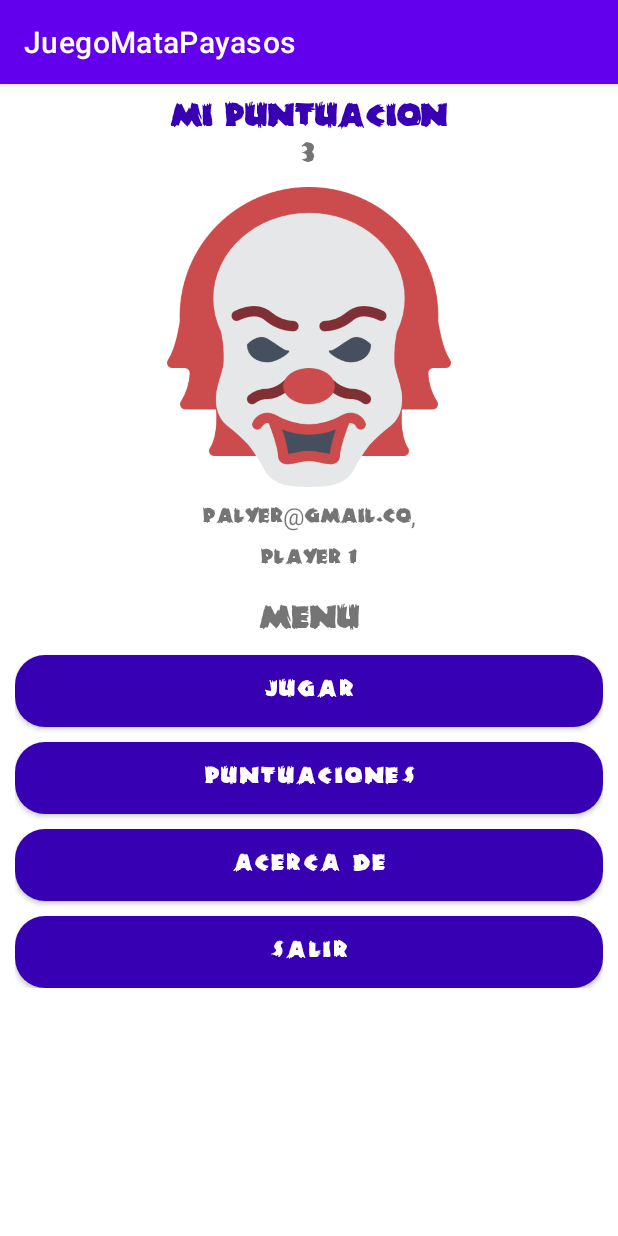
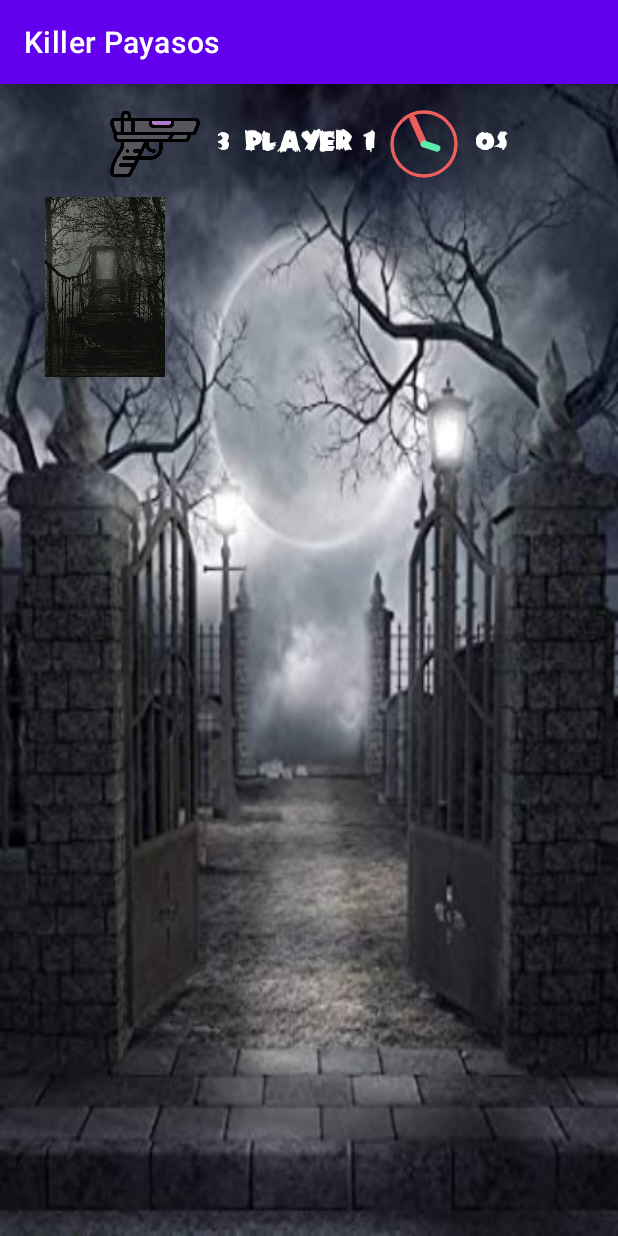
Before and after one commit to RonnyChamba/Juego-Payasos, an Android app: the screen it shows after launch once a user with an empty profile is signed in (Menu before the commit, EscenarioJuego after it), after a tap on "JUGAR", on a phone screen of 412 x 824 dp. Run offline under Robolectric (Android 15) with nearby library versions, the phone set to English and light mode, and no system bars; our stand-ins replace Firebase (no records; nobody signed in at launch, a user with empty details on screens opened directly).

Commit message:
crear escenario

```diff
--- a/app/build.gradle
+++ b/app/build.gradle
@@ -35,6 +35,7 @@ dependencies {
     implementation 'com.google.android.material:material:1.6.1'       /*DISEÑO*/
     implementation 'com.google.firebase:firebase-auth:21.0.6'           /*AUTENTICACIÓN*/
     implementation 'com.google.firebase:firebase-database:20.0.5'  /*BASE DATOS*/
+    implementation 'com.airbnb.android:lottie:3.0.1' /*ANIMACION */
     testImplementation 'junit:junit:4.13.2'
     androidTestImplementation 'androidx.test.ext:junit:1.1.3'
     androidTestImplementation 'androidx.test.espresso:espresso-core:3.4.0'
--- a/app/src/main/AndroidManifest.xml
+++ b/app/src/main/AndroidManifest.xml
@@ -9,6 +9,9 @@
         android:roundIcon="@mipmap/ic_launcher_round"
         android:supportsRtl="true"
         android:theme="@style/Theme.JuegoMataPayasos">
+        <activity
+            android:name=".EscenarioJuego"
+            android:exported="false" />
         <activity
             android:name=".Login"
             android:exported="false" />
--- /dev/null
+++ b/app/src/main/java/com/example/matapayasos/EscenarioJuego.java
@@ -0,0 +1,43 @@
+package com.example.matapayasos;
+
+import androidx.appcompat.app.AppCompatActivity;
+
+import android.graphics.Typeface;
+import android.os.Bundle;
+import android.widget.TextView;
+
+public class EscenarioJuego extends AppCompatActivity {
+
+
+    String nombre,email, uId, zombie;
+    TextView txtContador;
+    TextView txtNombre;
+    TextView txtTiempo;
+
+    @Override
+    protected void onCreate(Bundle savedInstanceState) {
+        super.onCreate(savedInstanceState);
+        setContentView(R.layout.activity_escenario_juego);
+
+        txtContador = findViewById(R.id.txtContadorEsc);
+        txtNombre = findViewById(R.id.txtNombreEs);
+        txtTiempo = findViewById(R.id.txtTiempoEsc);
+
+        Bundle intent = getIntent().getExtras();
+
+
+        uId = intent.getString("uId");
+        nombre = intent.getString("nombres");
+        email = intent.getString("email");
+         zombie= intent.getString("zombie");
+
+         txtNombre.setText(nombre);
+         txtContador.setText(zombie);
+        Typeface typeface = Typeface.createFromAsset(EscenarioJuego.this.getAssets(), "fuentes/zombie.TTF");
+
+        txtNombre.setTypeface(typeface);
+        txtContador.setTypeface(typeface);
+        txtTiempo.setTypeface(typeface);
+
+    }
+}
--- a/app/src/main/java/com/example/matapayasos/Menu.java
+++ b/app/src/main/java/com/example/matapayasos/Menu.java
@@ -30,6 +30,7 @@ public class Menu extends AppCompatActivity {
     Button btnCerrarSesion;
 
     TextView txtTituloMenu;
+    TextView txtUidJugadorMenu;
     TextView txtZombieMenu;
     TextView txtSubTituloMenu;
     TextView txtCorreoJugadorMenu;
@@ -44,6 +45,7 @@ public class Menu extends AppCompatActivity {
         setContentView(R.layout.activity_menu);
 
         txtTituloMenu = findViewById(R.id.txtTituloMenu);
+        txtUidJugadorMenu = findViewById(R.id.txtUidMenu);
         txtSubTituloMenu = findViewById(R.id.txtSubtituloBotones);
         txtCorreoJugadorMenu = findViewById(R.id.txtCorreoMenu);
         txtNombreJugadorMenu = findViewById(R.id.txtNombreMenu);
@@ -60,6 +62,22 @@ public class Menu extends AppCompatActivity {
         jugadores = database.getReference("MI DATA BASE JUGADORES");
 
         btnJugar.setOnClickListener((event) -> {
+
+
+            Intent intent = new Intent(Menu.this, EscenarioJuego.class);
+
+            String nombre = txtNombreJugadorMenu.getText() +"";
+            String uId = txtUidJugadorMenu.getText() +"";
+            String email = txtCorreoJugadorMenu.getText() +"";
+            String zombies = txtZombieMenu.getText() +"";
+
+            intent.putExtra("uId", uId);
+            intent.putExtra("nombres", nombre);
+            intent.putExtra("email", email);
+            intent.putExtra("zombie", zombies);
+            startActivity(intent);
+
+
         });
         btnPuntuacion.setOnClickListener((event) -> {
         });
@@ -120,11 +138,13 @@ public class Menu extends AppCompatActivity {
                 for (DataSnapshot ds : snapshot.getChildren()) {
 
                     String email = ds.child("Email").getValue() + "";
+                    String uId = ds.child("Uid").getValue() + "";
                     String nombres = ds.child("Nombres").getValue() + "";
                     String zombies = ds.child("Zombies").getValue() + "";
                     txtCorreoJugadorMenu.setText(email);
                     txtNombreJugadorMenu.setText(nombres);
                     txtZombieMenu.setText(zombies);
+                    txtUidJugadorMenu.setText(uId);
                 }
             }
 
--- /dev/null
+++ b/app/src/main/res/layout/activity_escenario_juego.xml
@@ -0,0 +1,81 @@
+<?xml version="1.0" encoding="utf-8"?>
+<RelativeLayout xmlns:android="http://schemas.android.com/apk/res/android"
+    xmlns:app="http://schemas.android.com/apk/res-auto"
+    xmlns:tools="http://schemas.android.com/tools"
+    android:layout_width="match_parent"
+    android:layout_height="match_parent"
+    android:background="@drawable/fondo"
+    android:padding="10dp"
+    tools:context=".EscenarioJuego">
+
+
+    <androidx.appcompat.widget.LinearLayoutCompat
+        android:layout_width="match_parent"
+        android:layout_height="match_parent"
+        android:orientation="vertical">
+
+        <androidx.appcompat.widget.LinearLayoutCompat
+            android:layout_width="match_parent"
+            android:layout_height="wrap_content"
+            android:gravity="center"
+            android:orientation="horizontal">
+
+            <androidx.appcompat.widget.AppCompatImageView
+                android:layout_width="60dp"
+                android:layout_height="60dp"
+                android:layout_marginEnd="12dp"
+                android:src="@drawable/aplastados" />
+
+            <TextView
+                android:id="@+id/txtContadorEsc"
+                android:layout_width="wrap_content"
+                android:layout_height="wrap_content"
+                android:layout_marginEnd="10dp"
+                android:text="--"
+                android:textColor="#ffff"
+                android:textSize="20sp" />
+
+            <TextView
+                android:id="@+id/txtNombreEs"
+                android:layout_width="wrap_content"
+                android:layout_height="wrap_content"
+                android:layout_marginEnd="10dp"
+                android:text="--"
+                android:textColor="#ffff"
+                android:textSize="22sp" />
+
+            <com.airbnb.lottie.LottieAnimationView
+                android:layout_width="45dp"
+                android:layout_height="45dp"
+                android:layout_marginEnd="12dp"
+                app:lottie_autoPlay="true"
+                app:lottie_fileName="tiempo.json"
+                app:lottie_imageAssetsFolder="assets"
+                app:lottie_loop="true" />
+
+            <TextView
+                android:id="@+id/txtTiempoEsc"
+                android:layout_width="wrap_content"
+                android:layout_height="wrap_content"
+                android:text="0S"
+                android:textColor="#ffff"
+                android:textSize="20sp" />
+
+        </androidx.appcompat.widget.LinearLayoutCompat>
+
+        <androidx.appcompat.widget.LinearLayoutCompat
+            android:layout_width="match_parent"
+            android:layout_height="match_parent"
+            android:layout_marginTop="5dp">
+
+            <androidx.appcompat.widget.AppCompatImageView
+                android:id="@+id/imgJuego"
+                android:layout_width="120dp"
+                android:layout_height="120dp"
+                android:src="@drawable/fondo_2" />
+
+        </androidx.appcompat.widget.LinearLayoutCompat>
+
+    </androidx.appcompat.widget.LinearLayoutCompat>
+
+</RelativeLayout>
--- a/app/src/main/res/layout/activity_menu.xml
+++ b/app/src/main/res/layout/activity_menu.xml
@@ -46,6 +46,12 @@
                 android:layout_height="200dp"
                 android:layout_marginBottom="@dimen/mg_tb"
                 app:srcCompat="@drawable/icono_app" />
+            <TextView
+                android:id="@+id/txtUidMenu"
+                android:layout_width="wrap_content"
+                android:layout_height="wrap_content"
+                android:text=""
+                android:visibility="invisible"/>
             <TextView
                 android:id="@+id/txtCorreoMenu"
                 android:layout_width="match_parent"
--- a/app/src/main/res/values/strings.xml
+++ b/app/src/main/res/values/strings.xml
@@ -1,5 +1,5 @@
 <resources>
-    <string name="app_name">JuegoMataPayasos</string>
+    <string name="app_name">Killer Payasos</string>
 
 
     <dimen name="sizeTitle">25dp</dimen>
```
Also changed, not shown: app/src/main/assets/tiempo.json (added, +1 -0 lines), app/src/main/res/drawable/aplastados.png (added), app/src/main/res/drawable/fondo.jpg (added), app/src/main/res/drawable/fondo_2.jpg (added).
